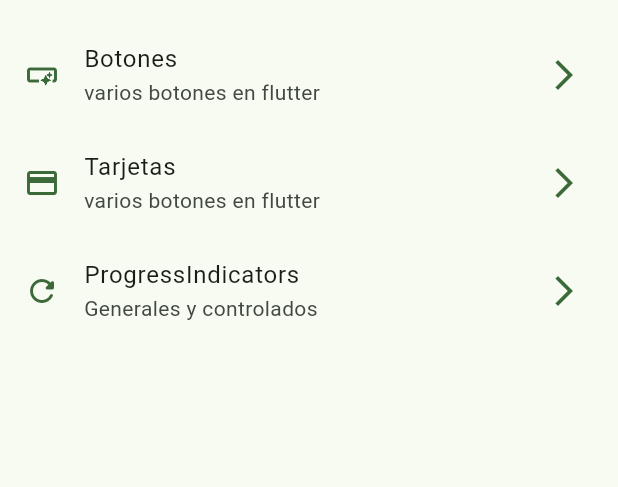
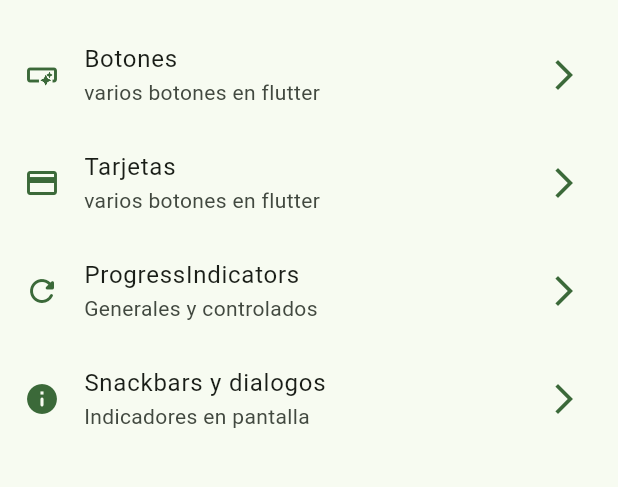
Before and after one commit to hernanspc/WidgetsApp, a Flutter app: the screen it shows after launch, on a phone screen of 412 x 824 dp, the part 63-550 px from its top. Run offline on Flutter 3.47's test engine with Material 2 defaults, Android fonts, the phone set to English and light mode, and no system bars; our stand-ins replace go_router.

Commit message:
snackbard and dialogs

```diff
--- a/lib/config/menu/menu_items.dart
+++ b/lib/config/menu/menu_items.dart
@@ -33,4 +33,10 @@ const appMenuItems = <MenuItem>[
     link: '/progress',
     icon: Icons.refresh_rounded,
   ),
+  MenuItem(
+    title: 'Snackbars y dialogos',
+    subTitle: 'Indicadores en pantalla',
+    link: '/snackbars',
+    icon: Icons.info_rounded,
+  ),
 ];
--- a/lib/config/router/app_router.dart
+++ b/lib/config/router/app_router.dart
@@ -1,5 +1,6 @@
 import 'package:go_router/go_router.dart';
 import 'package:widgets_app/presentation/screens/screens.dart';
+import 'package:widgets_app/presentation/screens/snackbars/snackbars_screen.dart';
 
 /// The route configuration.
 final appRouter = GoRouter(
@@ -25,5 +26,10 @@ final appRouter = GoRouter(
       name: ProgressScreen.name,
       builder: (context, GoRouterState state) => const ProgressScreen(),
     ),
+    GoRoute(
+      path: '/snackbars',
+      name: SnackbarsScreen.name,
+      builder: (context, GoRouterState state) => const SnackbarsScreen(),
+    ),
   ],
 );
--- a/lib/main.dart
+++ b/lib/main.dart
@@ -10,9 +10,9 @@ class MyApp extends StatelessWidget {
   @override
   Widget build(BuildContext context) {
     return MaterialApp.router(
+      title: 'Flutter App',
       routerConfig: appRouter,
       debugShowCheckedModeBanner: false,
-      title: 'Material App',
       theme: AppTheme(selectedColor: 2).getTheme(),
     );
   }
```
Also changed, not shown: lib/presentation/screens/snackbars/snackbars_screen.dart (added, +74 -0 lines).
